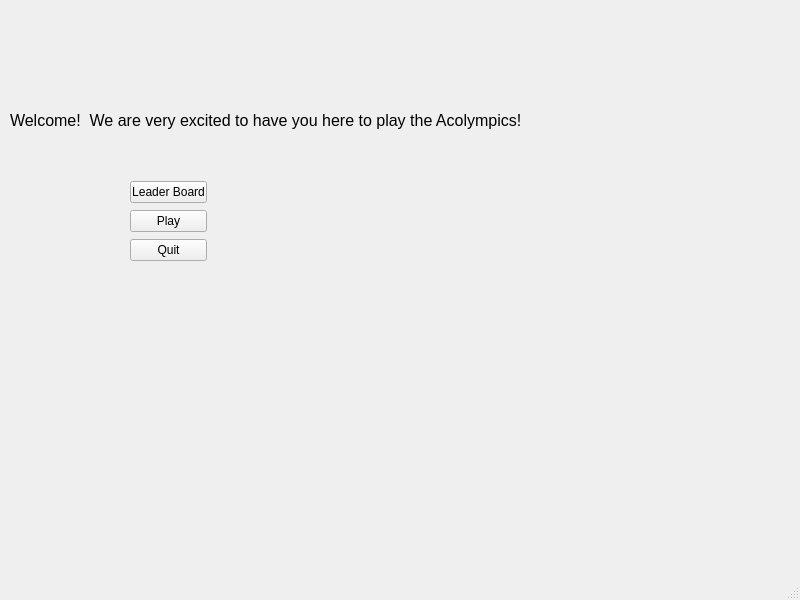
Above: Tester/MainWindow.ui from Natsrak/math-leaderboard before the change. Below: the same form after it.
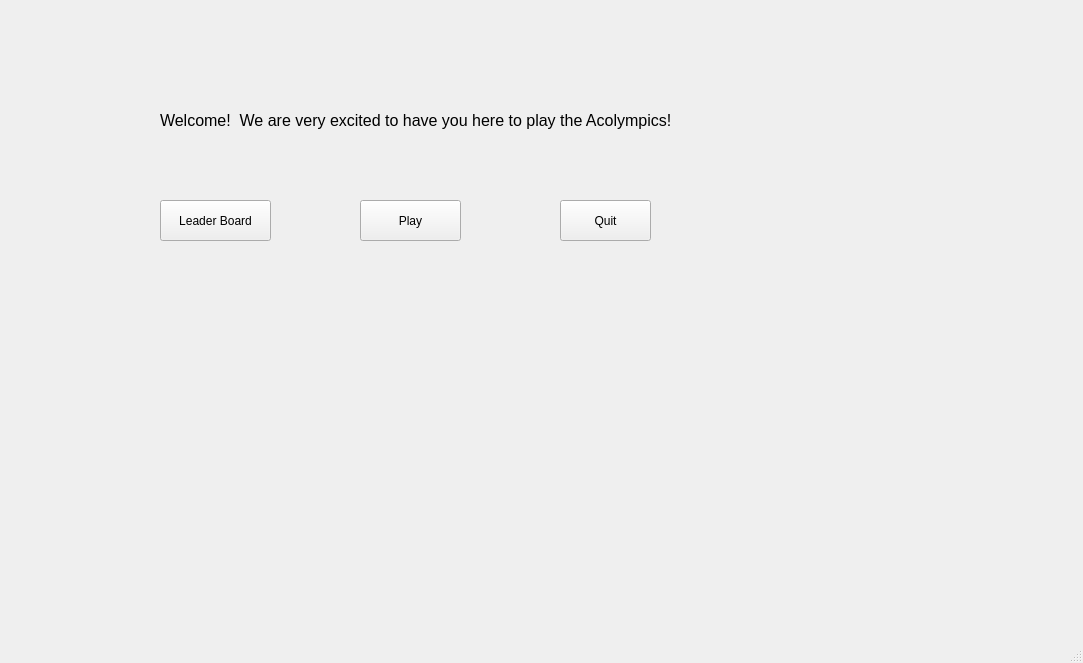
That is the form after the change.

Commit message: Qt created MainWindow class, which now calls LeaderBoard class when the Leader Board button is clicked

Patch:
```diff
--- a/Tester/MainWindow.ui
+++ b/Tester/MainWindow.ui
@@ -6,8 +6,8 @@
    <rect>
     <x>0</x>
     <y>0</y>
-    <width>800</width>
-    <height>600</height>
+    <width>1083</width>
+    <height>663</height>
    </rect>
   </property>
   <property name="windowTitle">
@@ -17,7 +17,7 @@
    <widget class="QLabel" name="label">
     <property name="geometry">
      <rect>
-      <x>10</x>
+      <x>160</x>
       <y>110</y>
       <width>781</width>
       <height>20</height>
@@ -32,39 +32,45 @@
      <string>Welcome!  We are very excited to have you here to play the Acolympics!</string>
     </property>
    </widget>
-   <widget class="QWidget" name="">
+   <widget class="QPushButton" name="leaderBoardButton">
     <property name="geometry">
      <rect>
-      <x>130</x>
-      <y>180</y>
-      <width>77</width>
-      <height>83</height>
+      <x>160</x>
+      <y>200</y>
+      <width>111</width>
+      <height>41</height>
      </rect>
     </property>
-    <layout class="QVBoxLayout" name="verticalLayout">
-     <item>
-      <widget class="QPushButton" name="pushButton">
        <property name="text">
         <string>Leader Board</string>
        </property>
       </widget>
-     </item>
-     <item>
-      <widget class="QPushButton" name="pushButton_2">
+   <widget class="QPushButton" name="playButton">
+    <property name="geometry">
+     <rect>
+      <x>360</x>
+      <y>200</y>
+      <width>101</width>
+      <height>41</height>
+     </rect>
+    </property>
        <property name="text">
         <string>Play</string>
        </property>
       </widget>
-     </item>
-     <item>
-      <widget class="QPushButton" name="pushButton_3">
+   <widget class="QPushButton" name="quitButton">
+    <property name="geometry">
+     <rect>
+      <x>560</x>
+      <y>200</y>
+      <width>91</width>
+      <height>41</height>
+     </rect>
+    </property>
        <property name="text">
         <string>Quit</string>
        </property>
       </widget>
-     </item>
-    </layout>
-   </widget>
   </widget>
   <widget class="QMenuBar" name="menubar">
    <property name="geometry">
```
Left out of the diff: 4 changed lines with no effect on the pictures. Lines whose indentation alone changed are shown as unchanged. The commit also changes 5 other files.
